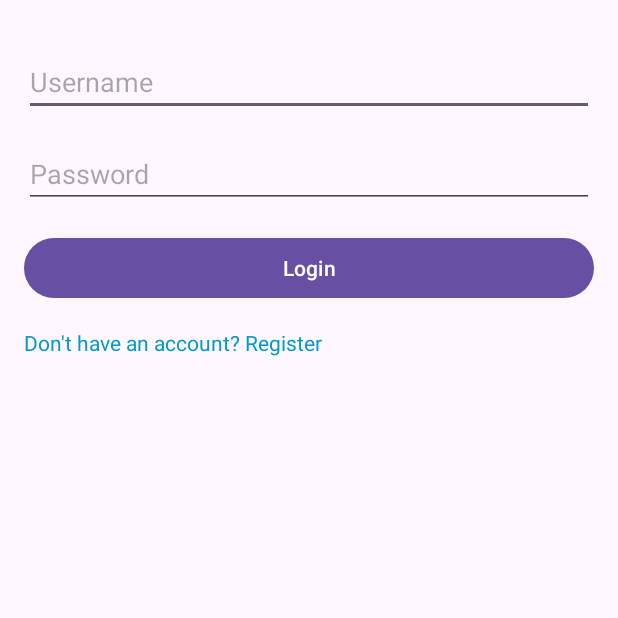
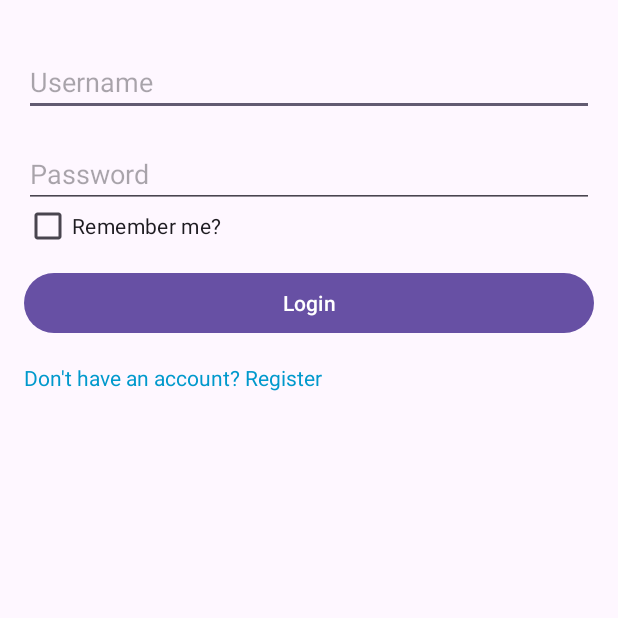
Before and after one commit to bartcanc/thesis-app-android, an Android app: the screen it shows after launch (LoginActivity), on a phone screen of 412 x 824 dp, the top half of it. Run offline under Robolectric (Android 15) with nearby library versions, the phone set to English and light mode, and no system bars.

Commit message:
added 'Remember Me?' function

```diff
--- a/app/src/main/java/com/example/thesisapp/LoginActivity.kt
+++ b/app/src/main/java/com/example/thesisapp/LoginActivity.kt
@@ -2,9 +2,11 @@ package com.example.thesisapp
 
 import LoginRequest
 import LoginResponse
+import android.content.Context
 import android.content.Intent
 import android.os.Bundle
 import android.widget.Button
+import android.widget.CheckBox
 import android.widget.EditText
 import android.widget.TextView
 import android.widget.Toast
@@ -16,14 +18,18 @@ class LoginActivity : AppCompatActivity() {
     private lateinit var etUsername: EditText
     private lateinit var etPassword: EditText
     private lateinit var btnLogin: Button
+    private lateinit var cbRememberMe: CheckBox
 
     override fun onCreate(savedInstanceState: Bundle?) {
         super.onCreate(savedInstanceState)
         setContentView(R.layout.activity_login)
 
+        val sharedPref = getSharedPreferences("ThesisApp", Context.MODE_PRIVATE)
+
         etUsername = findViewById(R.id.etLoginUsername)
         etPassword = findViewById(R.id.etLoginPassword)
         btnLogin = findViewById(R.id.btnLogin)
+        cbRememberMe = findViewById(R.id.cbRemember)
 
         btnLogin.setOnClickListener {
             if (!NetworkUtils.isNetworkAvailable(this)) {
@@ -45,6 +51,21 @@ class LoginActivity : AppCompatActivity() {
                                 response: Response<LoginResponse>
                             ) {
                                 if (response.isSuccessful) {  // Kod HTTP 200
+                                    if (cbRememberMe.isChecked){
+                                        with(sharedPref.edit()) {
+                                            putString("USERNAME", username)
+                                            putString("PASSWORD", password)
+                                            putBoolean("REMEMBER_ME", true)
+                                            apply()
+                                        }
+                                    } else {
+                                        with(sharedPref.edit()) {
+                                            remove("USERNAME")
+                                            remove("PASSWORD")
+                                            putBoolean("REMEMBER_ME", false)
+                                            apply()
+                                        }
+                                    }
                                     Toast.makeText(
                                         this@LoginActivity,
                                         "Login successful",
@@ -82,4 +103,19 @@ class LoginActivity : AppCompatActivity() {
             startActivity(Intent(this, RegisterActivity::class.java))
         }
     }
+    override fun onStart() {
+        super.onStart()
+        val sharedPref = getSharedPreferences("ThesisApp", Context.MODE_PRIVATE)
+        val rememberMe = sharedPref.getBoolean("REMEMBER_ME", false)
+
+        if (rememberMe) {
+            val username = sharedPref.getString("USERNAME", "")
+            val password = sharedPref.getString("PASSWORD", "")
+
+            etUsername.setText(username)
+            etPassword.setText(password)
+            cbRememberMe.isChecked = true
+            btnLogin.performClick()
+        }
+    }
 }
--- a/app/src/main/res/layout/activity_login.xml
+++ b/app/src/main/res/layout/activity_login.xml
@@ -23,21 +23,28 @@
         android:inputType="textPassword"
         android:layout_marginTop="16dp" />
 
+    <CheckBox
+        android:id="@+id/cbRemember"
+        android:layout_width="match_parent"
+        android:layout_height="23dp"
+        android:clickable="true"
+        android:text="Remember me?" />
+
     <Button
         android:id="@+id/btnLogin"
         android:layout_width="match_parent"
         android:layout_height="wrap_content"
-        android:text="Login"
-        android:layout_marginTop="16dp" />
+        android:layout_marginTop="16dp"
+        android:text="Login" />
 
     <TextView
         android:id="@+id/tvRegister"
         android:layout_width="wrap_content"
         android:layout_height="wrap_content"
-        android:text="Don't have an account? Register"
-        android:textColor="@android:color/holo_blue_dark"
         android:layout_marginTop="16dp"
         android:clickable="true"
-        android:focusable="true" />
+        android:focusable="true"
+        android:text="Don't have an account? Register"
+        android:textColor="@android:color/holo_blue_dark" />
 
 </LinearLayout>
```
Also changed, not shown: app/src/main/java/com/example/thesisapp/MainActivity.kt (+9 -0 lines).
